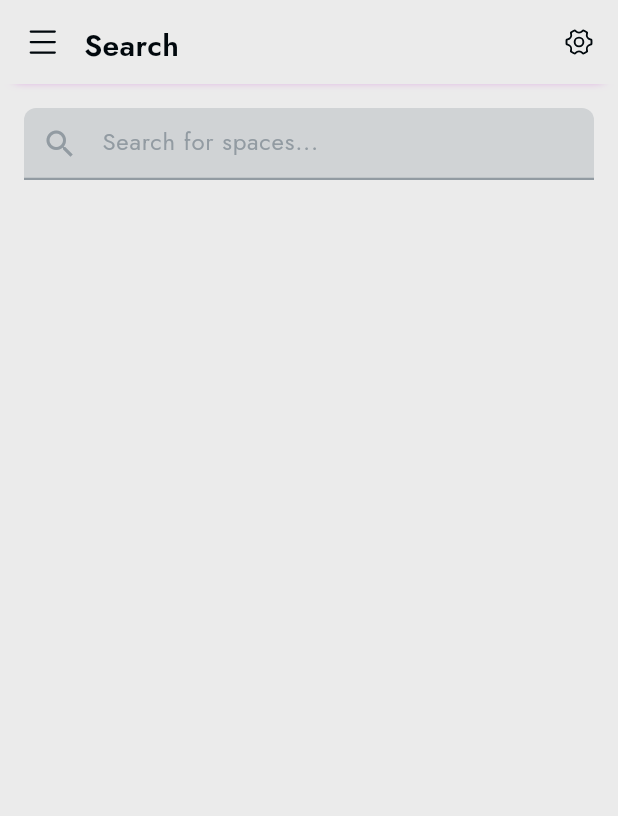
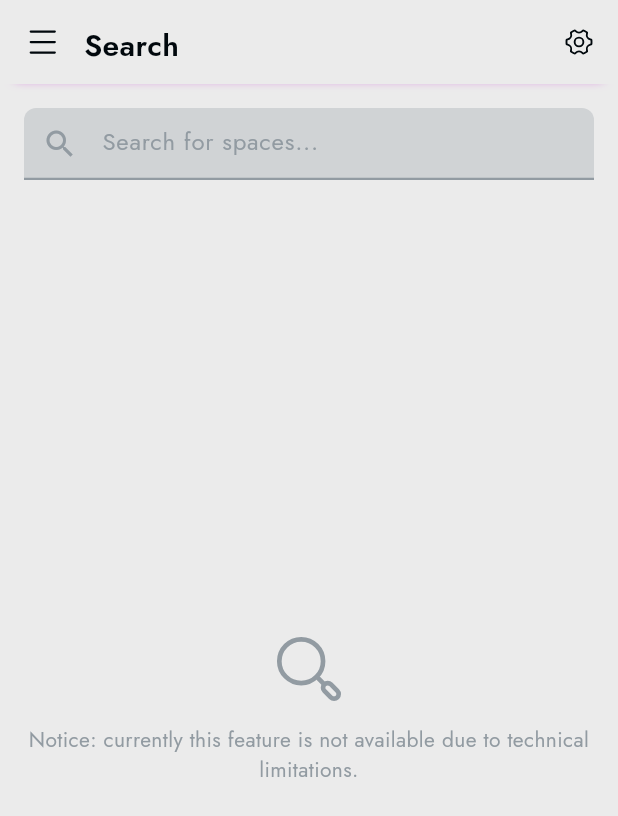
Before and after one commit to Saurav-Rana-June/intellio, a Flutter app: the SearchView screen opened by its route, on a phone screen of 412 x 824 dp. Shown: the top 816 px of the screen. Run offline on Flutter 3.47's test engine with Material 3 defaults, Android fonts, the phone set to English and light mode, and no system bars; our stand-ins replace audioplayers, chewie, circle_nav_bar, cloud_firestore, dio, file_picker and 16 more; missing offline and left inert: all, syncfusion_flutter_pdfviewer; accounts and stored records are empty.

Commit message:
Added notice to search screen

```diff
--- a/lib/app/modules/search/views/search_view.dart
+++ b/lib/app/modules/search/views/search_view.dart
@@ -1,5 +1,6 @@
 import 'package:Intellio/app/widgets/appbar.widget.dart';
 import 'package:flutter/material.dart';
+import 'package:flutter_svg/svg.dart';
 
 import 'package:get/get.dart';
 
@@ -32,6 +33,37 @@ class SearchView extends GetView<search.SearchController> {
                 return null;
               },
             ),
+
+            buildFallbackText(),
+          ],
+        ),
+      ),
+    );
+  }
+
+  Expanded buildFallbackText() {
+    return Expanded(
+      child: Container(
+        width: Get.width,
+        child: Column(
+          mainAxisAlignment: MainAxisAlignment.center,
+          crossAxisAlignment: CrossAxisAlignment.center,
+          children: [
+            SvgPicture.asset(
+              'assets/icons/search.svg',
+              height: 50,
+              width: 50,
+              colorFilter: ColorFilter.mode(
+                regular50,
+                BlendMode.srcIn, // Most common for solid coloring
+              ),
+            ),
+            SizedBox(height: 12),
+            Text(
+              "Notice: currently this feature is not available due to technical limitations.",
+              style: r14.copyWith(color: regular50),
+              textAlign: TextAlign.center,
+            ),
           ],
         ),
       ),
```
